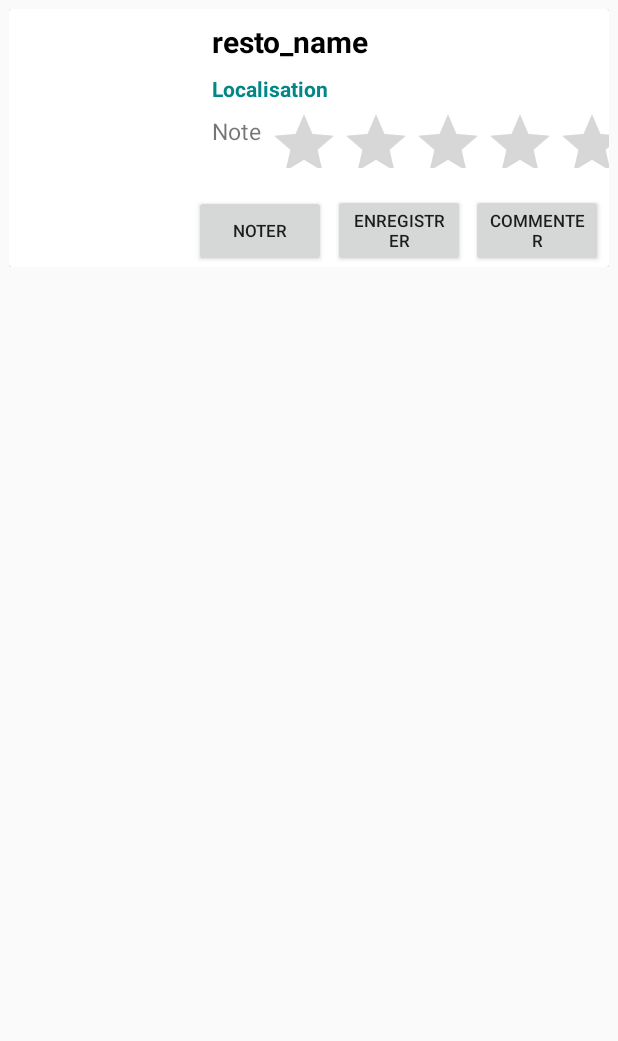
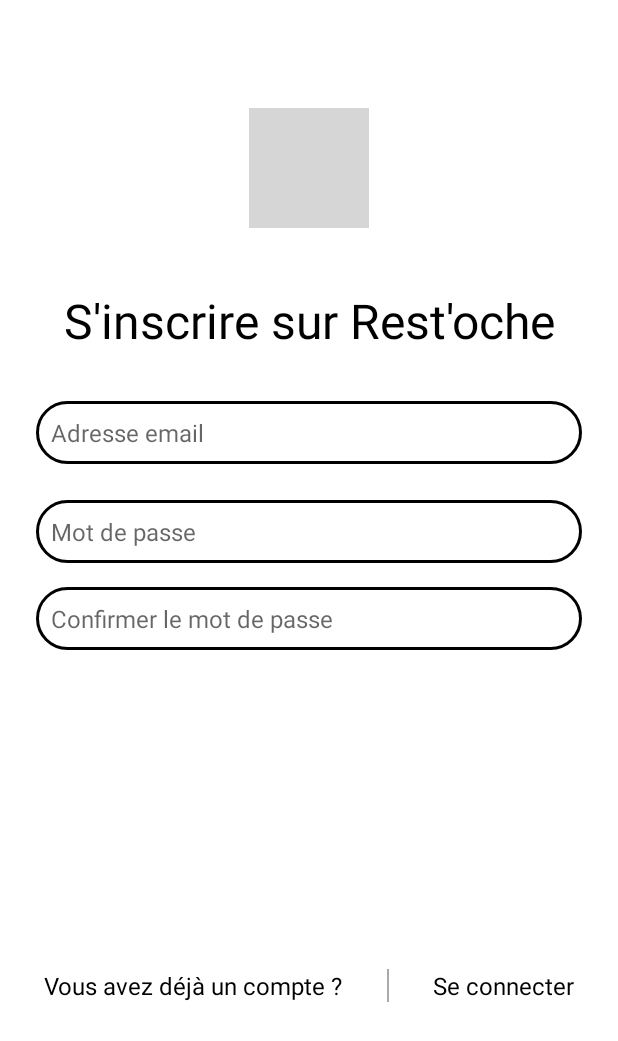
Before and after one commit to MichelKadilar/RestocheMobile, an Android app: the layout register_view.xml on its own in the app's theme, with its tools: preview values and no code run, on a phone screen of 412 x 824 dp. Shown: the top 1041 px of the screen. Run offline under Robolectric (Android 15) with nearby library versions, the phone set to English and light mode, and no system bars; network calls fail.

Commit message:
realisation des pages de connexions

```diff
--- /dev/null
+++ b/app/src/main/java/com/restoche/LoginActivity.java
@@ -0,0 +1,6 @@
+package com.restoche;
+
+import android.app.Activity;
+
+public class LoginActivity extends Activity {
+}
--- a/app/src/main/java/com/restoche/MainActivity.java
+++ b/app/src/main/java/com/restoche/MainActivity.java
@@ -7,20 +7,36 @@ import android.os.Bundle;
 import android.view.View;
 import android.widget.Button;
 import android.widget.LinearLayout;
+import android.widget.TextView;
 
 public class MainActivity extends AppCompatActivity {
-    Button nologinButton;
 
+    private Button loginButton;
     @Override
     protected void onCreate(Bundle savedInstanceState) {
         super.onCreate(savedInstanceState);
         setContentView(R.layout.activity_main);
-        nologinButton = findViewById(R.id.noLogin);
-        nologinButton.setOnClickListener(view -> {
-            Intent intent = new Intent(MainActivity.this, RestoActivity.class);
-            startActivity(intent);
-            });
+        // initialise login button
+        loginButton = findViewById(R.id.button);
+        // Set an OnClickListener for the login button
+        loginButton.setOnClickListener(new View.OnClickListener() {
+            @Override
+            public void onClick(View view) {
+                // TODO: handle login functionality
+            }
+        });
+        // Initialize the "Register" TextView
+        LinearLayout registerTextView = findViewById(R.id.s_inscrire);
 
+        // Set an OnClickListener for the "Register" TextView
+        registerTextView.setOnClickListener(new View.OnClickListener() {
+            @Override
+            public void onClick(View view) {
+                // Open the "Register" activity
+                Intent intent = new Intent(MainActivity.this, RegisterActivity.class);
+                startActivity(intent);
+            }
+        });
+    }
 
-    }
 }
--- /dev/null
+++ b/app/src/main/java/com/restoche/RegisterActivity.java
@@ -0,0 +1,7 @@
+package com.restoche;
+
+import android.app.Activity;
+
+public class RegisterActivity extends Activity {
+    p
+}
--- /dev/null
+++ b/app/src/main/res/drawable/border_radius.xml
@@ -0,0 +1,18 @@
+<?xml version="1.0" encoding="utf-8"?>
+<shape xmlns:android="http://schemas.android.com/apk/res/android"
+    android:shape="rectangle">
+
+    <stroke
+        android:width="2dp"
+        android:color="#000000" />
+
+    <padding
+        android:left="10dp"
+        android:top="10dp"
+        android:right="10dp"
+        android:bottom="10dp" >
+
+    </padding>
+
+    <corners android:radius="50dp"/>
+</shape>
--- /dev/null
+++ b/app/src/main/res/drawable/border_radius_without_color.xml
@@ -0,0 +1,7 @@
+<?xml version="1.0" encoding="utf-8"?>
+<shape xmlns:android="http://schemas.android.com/apk/res/android"
+    android:shape="rectangle">
+
+    <corners android:radius="28dp"/>
+
+</shape>
--- /dev/null
+++ b/app/src/main/res/drawable/ic_login.xml
@@ -0,0 +1,5 @@
+<selector xmlns:android="http://schemas.android.com/apk/res/android">
+    <item android:state_pressed="true"
+        android:drawable="@drawable/log_in" /> <!-- Image de fond pour l'état pressé -->
+    <item android:drawable="@drawable/log_in" /> <!-- Image de fond pour l'état normal -->
+</selector>
--- /dev/null
+++ b/app/src/main/res/drawable/ic_person.xml
@@ -0,0 +1,5 @@
+<selector xmlns:android="http://schemas.android.com/apk/res/android">
+    <item android:state_pressed="true"
+        android:drawable="@drawable/sign_up" /> <!-- Image de fond pour l'état pressé -->
+    <item android:drawable="@drawable/sign_up" /> <!-- Image de fond pour l'état normal -->
+</selector>
--- a/app/src/main/res/layout/card.xml
+++ b/app/src/main/res/layout/register_view.xml
@@ -1,126 +1,141 @@
 <?xml version="1.0" encoding="utf-8"?>
 <androidx.constraintlayout.widget.ConstraintLayout xmlns:android="http://schemas.android.com/apk/res/android"
     xmlns:app="http://schemas.android.com/apk/res-auto"
-
-    android:layout_width="match_parent"
-    android:layout_margin="6dp"
-    android:id="@+id/detail_constraint"
-    android:layout_height="wrap_content"
-    >
-
-    <androidx.cardview.widget.CardView
+    xmlns:tools="http://schemas.android.com/tools"
     android:layout_width="match_parent"
     android:layout_height="match_parent"
+    android:background="@color/white"
+    tools:context=".RegisterActivity">
+
+    <ImageView
+        android:id="@+id/imageView"
+        android:layout_width="80dp"
+        android:layout_height="80dp"
+        android:layout_marginTop="72dp"
+        android:src="@drawable/ic_person"
         app:layout_constraintEnd_toEndOf="parent"
         app:layout_constraintHorizontal_bias="0.5"
-        app:layout_constraintStart_toStartOf="parent"
-        app:layout_constraintTop_toTopOf="parent">
-
-        <androidx.constraintlayout.widget.ConstraintLayout
-            android:layout_width="match_parent"
-            android:layout_height="172dp">
-
-            <ImageView
-                android:id="@+id/image_carte"
-                android:layout_width="119dp"
-                android:layout_height="144dp"
-                android:layout_marginTop="8dp"
-                android:contentDescription="@string/image_resto"
-
-                android:scaleType="centerCrop"
         app:layout_constraintStart_toStartOf="parent"
         app:layout_constraintTop_toTopOf="parent" />
 
     <TextView
-                android:id="@+id/titre"
-                android:layout_width="180dp"
+        android:id="@+id/textView"
+        android:layout_width="0dp"
         android:layout_height="wrap_content"
         android:layout_marginStart="16dp"
-                android:layout_marginTop="8dp"
-                android:text="@string/resto_name"
+        android:layout_marginTop="40dp"
+        android:layout_marginEnd="16dp"
+        android:fontFamily="sans-serif"
+        android:text="@string/register_title_text"
+        android:textAlignment="center"
         android:textColor="@color/black"
+        android:textSize="32sp"
+        app:layout_constraintEnd_toEndOf="parent"
+        app:layout_constraintHorizontal_bias="1.0"
+        app:layout_constraintStart_toStartOf="parent"
+        app:layout_constraintTop_toBottomOf="@+id/imageView" />
+
+    <EditText
+        android:id="@+id/editTextTextEmailAddress"
+        android:layout_width="0dp"
+        android:layout_height="wrap_content"
+        android:layout_marginStart="24dp"
+        android:layout_marginTop="32dp"
+        android:layout_marginEnd="24dp"
+        android:background="@drawable/border_radius"
+        android:hint="@string/email_hint"
+        android:inputType="textEmailAddress"
+        android:textSize="16sp"
+        android:importantForAccessibility="yes"
+        app:layout_constraintEnd_toEndOf="parent"
+        app:layout_constraintHorizontal_bias="1.0"
+        app:layout_constraintStart_toStartOf="parent"
+        app:layout_constraintTop_toBottomOf="@+id/textView" />
+
+    <EditText
+        android:id="@+id/editTextTextPassword"
+        android:layout_width="0dp"
+        android:layout_height="wrap_content"
+        android:layout_marginStart="24dp"
+        android:layout_marginTop="24dp"
+        android:layout_marginEnd="24dp"
+        android:background="@drawable/border_radius"
+        android:hint="@string/password_hint"
+        android:inputType="textPassword"
+        android:textSize="16sp"
+        android:importantForAccessibility="yes"
+        app:layout_constraintEnd_toEndOf="parent"
+        app:layout_constraintHorizontal_bias="0.0"
+        app:layout_constraintStart_toStartOf="parent"
+        app:layout_constraintTop_toBottomOf="@+id/editTextTextEmailAddress" />
+
+    <EditText
+        android:id="@+id/editTextTextPasswordConfirm"
+        android:layout_width="0dp"
+        android:layout_height="wrap_content"
+        android:layout_marginStart="24dp"
+        android:layout_marginTop="16dp"
+        android:layout_marginEnd="24dp"
+        android:background="@drawable/border_radius"
+        android:hint="@string/password_confirm_hint"
+        android:inputType="textPassword"
+        android:textSize="16sp"
+        android:importantForAccessibility="yes"
+        app:layout_constraintEnd_toEndOf="parent"
+        app:layout_constraintHorizontal_bias="0.0"
+        app:layout_constraintStart_toStartOf="parent"
+        app:layout_constraintTop_toBottomOf="@+id/editTextTextPassword" />
+
+    <Button
+        android:id="@+id/button"
+        android:layout_width="0dp"
+        android:layout_height="wrap_content"
+        android:layout_marginStart="24dp"
+        android:layout_marginTop="24dp"
+        android:layout_marginEnd="24dp"
+        android:background="@drawable/border_radius_without_color"
+        android:text="@string/register_text"
+        android:textColor="@color/white"
         android:textSize="20sp"
-                android:textStyle="bold"
-                app:layout_constraintStart_toEndOf="@+id/image_carte"
-                app:layout_constraintTop_toTopOf="parent" />
+        app:layout_constraintEnd_toEndOf="parent"
+        app:layout_constraintHorizontal_bias="1.0"
+        app:layout_constraintStart_toStartOf="parent"
+        app:layout_constraintTop_toBottomOf="@+id/editTextTextPasswordConfirm" />
+
+    <LinearLayout
+        android:layout_width="0dp"
+        android:layout_height="wrap_content"
+        android:layout_marginTop="16dp"
+        android:layout_marginBottom="32dp"
+        android:orientation="horizontal"
+        app:layout_constraintBottom_toBottomOf="parent"
+        app:layout_constraintEnd_toEndOf="parent"
+        app:layout_constraintStart_toStartOf="parent"
+        app:layout_constraintTop_toBottomOf="@+id/button">
 
         <TextView
-                android:id="@+id/localisation"
-                android:layout_width="180dp"
+            android:id="@+id/textView2"
+            android:layout_width="wrap_content"
             android:layout_height="wrap_content"
-                android:layout_marginStart="16dp"
-                android:layout_marginTop="8dp"
-                android:text="@string/localisation"
-                android:textColor="@color/teal_700"
-                android:textSize="14sp"
-                android:textStyle="bold"
-                app:layout_constraintEnd_toEndOf="parent"
-                app:layout_constraintHorizontal_bias="0.0"
-                app:layout_constraintStart_toEndOf="@+id/image_carte"
-                app:layout_constraintTop_toBottomOf="@+id/titre" />
+            android:layout_weight="1"
+            android:gravity="center"
+            android:text="@string/already_have_account_text"
+            android:textSize="16sp"
+            android:textColor="@color/black" />
+
+        <View
+            android:layout_width="1dp"
+            android:layout_height="match_parent"
+            android:background="@android:color/darker_gray" />
 
         <TextView
-                android:id="@+id/overview_tv"
-                android:layout_width="37dp"
-                android:layout_height="30dp"
-                android:layout_marginStart="16dp"
-                android:layout_marginTop="8dp"
-                android:maxLines="3"
-                android:text="@string/note"
-                android:textSize="15sp"
-                app:layout_constraintStart_toEndOf="@+id/image_carte"
-                app:layout_constraintTop_toBottomOf="@+id/localisation" />
-
-            <Button
-                android:id="@+id/noter"
+            android:id="@+id/textView3"
             android:layout_width="wrap_content"
             android:layout_height="wrap_content"
-                android:layout_marginStart="0dp"
-                android:layout_marginBottom="0dp"
-                android:width="0dp"
-                android:text="@string/noter"
-                android:textSize="11sp"
-                app:layout_constraintBottom_toBottomOf="parent"
-                app:layout_constraintEnd_toStartOf="@+id/enreg"
-                app:layout_constraintHorizontal_bias="0.0"
-                app:layout_constraintStart_toEndOf="@+id/image_carte" />
-
-            <Button
-                android:id="@+id/enreg"
-                android:layout_width="wrap_content"
-                android:layout_height="wrap_content"
-                android:width="0dp"
-                android:text="@string/enregistrer"
-                android:textSize="11sp"
-                app:layout_constraintBottom_toBottomOf="parent"
-                app:layout_constraintEnd_toStartOf="@id/commenter"
-                app:layout_constraintStart_toEndOf="@id/noter" />
-
-            <Button
-                android:id="@+id/commenter"
-                android:layout_width="wrap_content"
-                android:layout_height="wrap_content"
-                android:layout_marginEnd="0dp"
-                android:layout_marginBottom="0dp"
-                android:width="0dp"
-                android:text="@string/commenter"
-                android:textSize="11sp"
-                app:layout_constraintBottom_toBottomOf="parent"
-                app:layout_constraintEnd_toEndOf="parent"
-                app:layout_constraintStart_toEndOf="@id/enreg" />
-
-            <RatingBar
-                android:id="@+id/ratingBar"
-                android:layout_width="0dp"
-                android:layout_height="40dp"
-                android:scrollbarSize="3dp"
-                app:layout_constraintBottom_toBottomOf="parent"
-                app:layout_constraintEnd_toEndOf="parent"
-                app:layout_constraintStart_toEndOf="@+id/overview_tv"
-                app:layout_constraintTop_toTopOf="parent" />
-
+            android:layout_weight="1"
+            android:gravity="center"
+            android:text="@string/login_text"
+            android:textSize="16sp"
+            android:textColor="@color/black"/>
+    </LinearLayout>
 </androidx.constraintlayout.widget.ConstraintLayout>
-
-    </androidx.cardview.widget.CardView>
-
-</androidx.constraintlayout.widget.ConstraintLayout>
--- a/app/src/main/res/values/strings.xml
+++ b/app/src/main/res/values/strings.xml
@@ -67,4 +67,12 @@
     <string name="commenter">Commenter</string>
     <string name="image_resto">image_resto</string>
     <string name="note">Note</string>
+    <string name="register_title_text">S\'inscrire sur Rest\'oche</string>
+    <string name="email_hint">Adresse email</string>
+    <string name="password_hint">Mot de passe</string>
+    <string name="password_confirm_hint">Confirmer le mot de passe</string>
+    <string name="register_text">S\'inscrire</string>
+    <string name="already_have_account_text">Vous avez déjà un compte ?</string>
+    <string name="login_text">Se connecter</string>
+    <string name="do_not_have_account_text" >Vous n\'avez pas de compte ?</string>
 </resources>
```
Also changed, not shown: app/src/main/AndroidManifest.xml (+9 -0 lines). Lines whose indentation alone changed are shown as unchanged.
